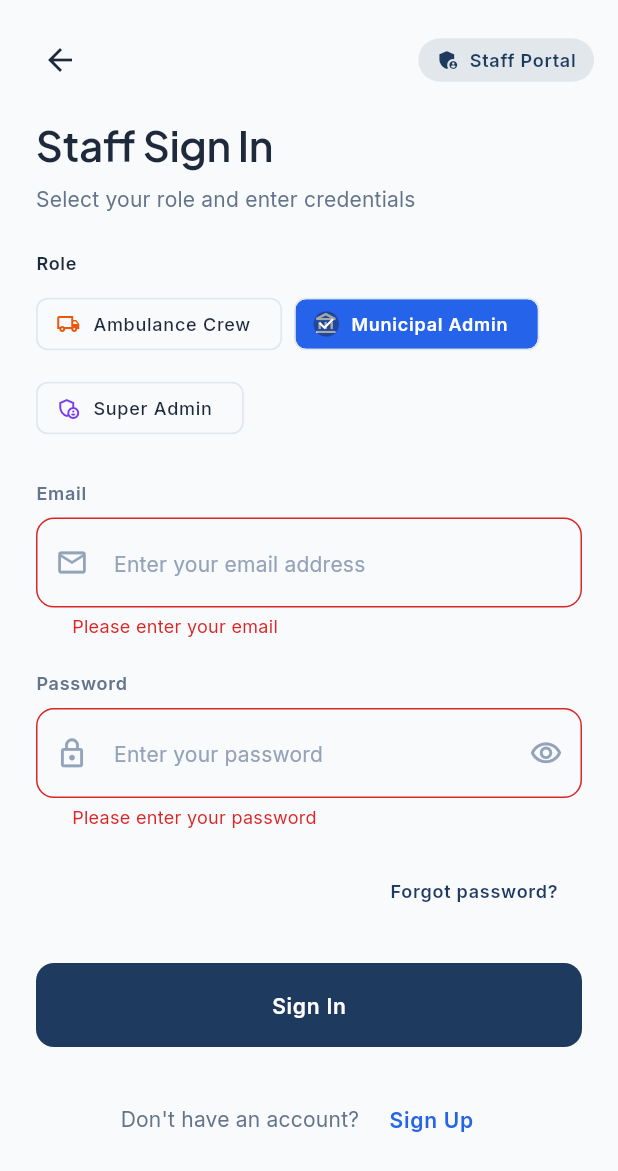
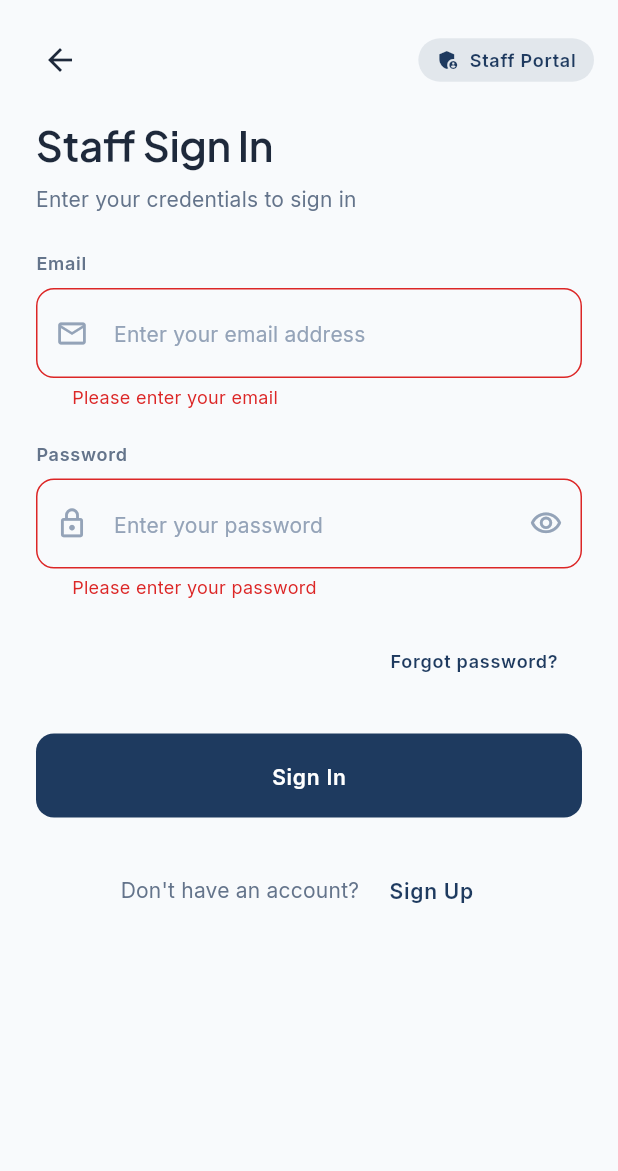
Before and after one commit to qppd/ambulance-dispatch-management-system, a Flutter app: the StaffLoginScreen screen opened by its route, after a tap on "Sign In", on a phone screen of 412 x 824 dp. Shown: the top 1171 px of the screen. Run offline on Flutter 3.47's test engine with Material 3 defaults, Android fonts, the light colour scheme and no system bars; drawn by our look-alikes of flutter_animate; our stand-ins replace connectivity_plus, csv, equatable, firebase_analytics, firebase_auth, firebase_core and 13 more; accounts and stored records are empty.

Commit message:
Make login automatic: drop role selection, redirect by account role
Logging in no longer asks which role an account has. The previous flow
made you pick a role first, then rejected the sign-in if the account did
not match ("This account is not registered as X"), so a driver could not
sign in through the citizen entry and vice versa.

- Remove `expectedRole` from all three login screens and from the
  repository/service plumbing, including the mismatch rejection in
  FirebaseAuthRepository.
- Remove the role chips from the staff portal; it now collects email and
  password only.
- Redirect was already role-based (`role.homePath` in each screen's
  `ref.listen` and in the router guard), so it now works end to end.
  CitizenLoginScreen also stops hardcoding '/citizen'.
- Move the role choice to registration, which is where it belongs: a new
  "I am a" chip row (Citizen / Ambulance Crew / Municipal Admin; Super
  Admin stays excluded via canSelfRegister). Changing role resets the
  wizard to step 1, because admin/driver add a municipality step and the
  old index would otherwise point past the end of a shortened wizard.

Approval and deactivation checks are untouched: unapproved staff still
land on /pending-approval and deactivated accounts are still refused.

E2E: STAFF_TEXTS updated for the new subtitle. No scenario taps the
removed chips, and s_route_guard's "Super Admin" check is a negative
assertion on the welcome screen, so it is unaffected.

Verified: flutter analyze 0 issues, flutter test 144/144, release web
build succeeds, and both changed screens render correctly in a browser
(new subtitle with no chips; all three registration chips present).

```diff
--- a/source/flutter/adms/lib/core/data/repositories/auth_repository.dart
+++ b/source/flutter/adms/lib/core/data/repositories/auth_repository.dart
@@ -14,12 +14,12 @@ abstract class AuthRepository {
 
   /// Sign in with email and password.
   ///
-  /// [expectedRole] optionally validates the user's role matches.
+  /// The account's own role is not checked here — once sign-in succeeds the
+  /// router sends the user to the dashboard matching that role.
   /// Returns [AuthResult] indicating success, failure, pending approval, etc.
   Future<AuthResult> signInWithEmailAndPassword({
     required String email,
     required String password,
-    UserRole? expectedRole,
   });
 
   /// Register a new user account.
--- a/source/flutter/adms/lib/core/data/repositories/firebase_auth_repository.dart
+++ b/source/flutter/adms/lib/core/data/repositories/firebase_auth_repository.dart
@@ -74,7 +74,6 @@ class FirebaseAuthRepository implements AuthRepository {
   Future<AuthResult> signInWithEmailAndPassword({
     required String email,
     required String password,
-    UserRole? expectedRole,
   }) async {
     try {
       final credential = await _firebaseAuth.signInWithEmailAndPassword(
@@ -93,16 +92,6 @@ class FirebaseAuthRepository implements AuthRepository {
         // User exists in Auth but not in RTDB — orphaned account
         return AuthResult.failure(
           'User profile not found. Please contact support.',
-        );
-      }
-
-      // Validate expected role (super admin can bypass)
-      if (expectedRole != null &&
-          user.role != UserRole.superAdmin &&
-          user.role != expectedRole) {
-        await _firebaseAuth.signOut();
-        return AuthResult.failure(
-          'This account is not registered as ${expectedRole.displayName}',
         );
       }
 
--- a/source/flutter/adms/lib/core/services/auth_service.dart
+++ b/source/flutter/adms/lib/core/services/auth_service.dart
@@ -109,17 +109,18 @@ class AuthNotifier extends Notifier<AuthState> {
   }
 
   /// Sign in with email and password.
+  ///
+  /// The account's own role is not validated here; the router redirects each
+  /// account to the dashboard matching that role once sign-in succeeds.
   Future<void> login({
     required String email,
     required String password,
-    UserRole? expectedRole,
   }) async {
     state = const AuthLoading();
 
     final result = await _authRepo.signInWithEmailAndPassword(
       email: email,
       password: password,
-      expectedRole: expectedRole,
     );
 
     state = result.toAuthState();
--- a/source/flutter/adms/lib/features/auth/screens/login_screen.dart
+++ b/source/flutter/adms/lib/features/auth/screens/login_screen.dart
@@ -430,15 +430,12 @@ class _LoginScreenState extends ConsumerState<LoginScreen> {
     setState(() => _errorMessage = null);
 
     if (_formKey.currentState?.validate() ?? false) {
-      ref
-          .read(authStateProvider.notifier)
-          .login(
-            email: _emailController.text.trim(),
-            password: _passwordController.text,
-            expectedRole: widget.role == UserRole.superAdmin
-                ? null
-                : widget.role,
-          );
+      // No role is enforced here: the account's own role decides where the
+      // router sends the user (see the redirect in `build`).
+      ref.read(authStateProvider.notifier).login(
+        email: _emailController.text.trim(),
+        password: _passwordController.text,
+      );
     }
   }
 }
--- a/source/flutter/adms/lib/features/auth/screens/register_screen.dart
+++ b/source/flutter/adms/lib/features/auth/screens/register_screen.dart
@@ -28,11 +28,36 @@ class _RegisterScreenState extends ConsumerState<RegisterScreen> {
   final _phoneController = TextEditingController();
   final _municipalityController = TextEditingController();
 
+  /// Roles a new account may sign up for. Super Admin is excluded because it
+  /// must be created by an existing administrator (`UserRole.canSelfRegister`).
+  static const List<UserRole> _selfRegisterRoles = [
+    UserRole.citizen,
+    UserRole.driver,
+    UserRole.municipalAdmin,
+  ];
+
+  /// The role being registered for.
+  ///
+  /// Seeded from the `?role=` query parameter so links such as
+  /// `/register?role=driver` pre-select correctly, but the picker shown on the
+  /// form is authoritative. Login itself no longer asks for a role — the
+  /// account's role decides where the router sends the user after sign-in.
+  late UserRole _selectedRole;
+
   int _currentStep = 0;
   bool _agreeToTerms = false;
   String? _errorMessage;
 
   String? _selectedMunicipalityId;
+
+  @override
+  void initState() {
+    super.initState();
+    // Guard against deep links that name a non-self-registerable role.
+    _selectedRole = _selfRegisterRoles.contains(widget.role)
+        ? widget.role
+        : UserRole.citizen;
+  }
 
   @override
   void dispose() {
@@ -47,7 +72,7 @@ class _RegisterScreenState extends ConsumerState<RegisterScreen> {
   }
 
   bool get _needsMunicipality =>
-      widget.role == UserRole.municipalAdmin || widget.role == UserRole.driver;
+      _selectedRole == UserRole.municipalAdmin || _selectedRole == UserRole.driver;
 
   @override
   Widget build(BuildContext context) {
@@ -134,18 +159,18 @@ class _RegisterScreenState extends ConsumerState<RegisterScreen> {
                   vertical: 6,
                 ),
                 decoration: BoxDecoration(
-                  color: widget.role.color.withValues(alpha: 0.1),
+                  color: _selectedRole.color.withValues(alpha: 0.1),
                   borderRadius: BorderRadius.circular(20),
                 ),
                 child: Row(
                   mainAxisSize: MainAxisSize.min,
                   children: [
-                    Icon(widget.role.icon, color: widget.role.color, size: 16),
+                    Icon(_selectedRole.icon, color: _selectedRole.color, size: 16),
                     const SizedBox(width: 6),
                     Text(
-                      widget.role.displayName,
+                      _selectedRole.displayName,
                       style: AppTypography.labelMedium.copyWith(
-                        color: widget.role.color,
+                        color: _selectedRole.color,
                       ),
                     ),
                   ],
@@ -180,16 +205,16 @@ class _RegisterScreenState extends ConsumerState<RegisterScreen> {
           Container(
             padding: const EdgeInsets.symmetric(horizontal: 16, vertical: 8),
             decoration: BoxDecoration(
-              color: widget.role.color.withValues(alpha: 0.2),
+              color: _selectedRole.color.withValues(alpha: 0.2),
               borderRadius: BorderRadius.circular(24),
             ),
             child: Row(
               mainAxisSize: MainAxisSize.min,
               children: [
-                Icon(widget.role.icon, color: AppColors.white, size: 20),
+                Icon(_selectedRole.icon, color: AppColors.white, size: 20),
                 const SizedBox(width: 8),
                 Text(
-                  widget.role.displayName,
+                  _selectedRole.displayName,
                   style: AppTypography.labelLarge.copyWith(
                     color: AppColors.white,
                   ),
@@ -211,7 +236,7 @@ class _RegisterScreenState extends ConsumerState<RegisterScreen> {
             ),
           ).animate().fadeIn(delay: 400.ms),
           const Spacer(flex: 2),
-          if (widget.role.requiresApproval)
+          if (_selectedRole.requiresApproval)
             Container(
               padding: const EdgeInsets.all(16),
               decoration: BoxDecoration(
@@ -254,11 +279,42 @@ class _RegisterScreenState extends ConsumerState<RegisterScreen> {
           ).animate().fadeIn(duration: 400.ms),
           const SizedBox(height: 8),
           Text(
-            'Create your ${widget.role.displayName} account',
+            'Create your ${_selectedRole.displayName} account',
             style: AppTypography.bodyMedium.copyWith(
               color: AppColors.textSecondary,
             ),
           ).animate().fadeIn(delay: 100.ms),
+          const SizedBox(height: 24),
+
+          // Role selector — what kind of account is being created. This is the
+          // only place a role is chosen; signing in never asks for one.
+          Text(
+            'I am a',
+            style: AppTypography.labelMedium,
+          ).animate().fadeIn(delay: 150.ms),
+          const SizedBox(height: 8),
+          Wrap(
+            spacing: 8,
+            runSpacing: 8,
+            children: _selfRegisterRoles.map((role) {
+              final isSelected = _selectedRole == role;
+              return ChoiceChip(
+                label: Text(role.displayName),
+                selected: isSelected,
+                avatar: Icon(
+                  role.icon,
+                  size: 16,
+                  color: isSelected ? Colors.white : role.color,
+                ),
+                selectedColor: role.color,
+                labelStyle: TextStyle(
+                  color: isSelected ? Colors.white : AppColors.textPrimary,
+                  fontWeight: isSelected ? FontWeight.w600 : FontWeight.w500,
+                ),
+                onSelected: isLoading ? null : (_) => _onRoleChanged(role),
+              );
+            }).toList(),
+          ).animate().fadeIn(delay: 200.ms, duration: 400.ms),
           const SizedBox(height: 24),
 
           // Step indicator
@@ -298,11 +354,11 @@ class _RegisterScreenState extends ConsumerState<RegisterScreen> {
                 TextButton(
                   onPressed: isLoading
                       ? null
-                      : () => context.go('/login?role=${widget.role.name}'),
+                      : () => context.go('/login?role=${_selectedRole.name}'),
                   child: Text(
                     'Sign In',
                     style: AppTypography.labelLarge.copyWith(
-                      color: widget.role.color,
+                      color: _selectedRole.color,
                     ),
                   ),
                 ),
@@ -330,7 +386,7 @@ class _RegisterScreenState extends ConsumerState<RegisterScreen> {
                   height: 4,
                   decoration: BoxDecoration(
                     color: isCompleted || isActive
-                        ? widget.role.color
+                        ? _selectedRole.color
                         : AppColors.border,
                     borderRadius: BorderRadius.circular(2),
                   ),
@@ -573,7 +629,7 @@ class _RegisterScreenState extends ConsumerState<RegisterScreen> {
                     TextSpan(
                       text: 'Terms of Service',
                       style: AppTypography.bodyMedium.copyWith(
-                        color: widget.role.color,
+                        color: _selectedRole.color,
                         decoration: TextDecoration.underline,
                       ),
                     ),
@@ -581,7 +637,7 @@ class _RegisterScreenState extends ConsumerState<RegisterScreen> {
                     TextSpan(
                       text: 'Privacy Policy',
                       style: AppTypography.bodyMedium.copyWith(
-                        color: widget.role.color,
+                        color: _selectedRole.color,
                         decoration: TextDecoration.underline,
                       ),
                     ),
@@ -673,7 +729,7 @@ class _RegisterScreenState extends ConsumerState<RegisterScreen> {
   }
 
   String _getRegistrationInfo() {
-    switch (widget.role) {
+    switch (_selectedRole) {
       case UserRole.superAdmin:
         return 'Super Admin accounts must be created by existing administrators.';
       case UserRole.municipalAdmin:
@@ -683,6 +739,21 @@ class _RegisterScreenState extends ConsumerState<RegisterScreen> {
       case UserRole.citizen:
         return 'Create an account to quickly request emergency assistance when needed.';
     }
+  }
+
+  /// Switches the role being registered for.
+  ///
+  /// The chosen role decides how many wizard steps exist (municipal admin and
+  /// driver add a municipality step), so the wizard restarts at step 1 and any
+  /// previously chosen municipality is cleared. Without this the step index
+  /// could point past the end of the shortened wizard.
+  void _onRoleChanged(UserRole role) {
+    if (role == _selectedRole) return;
+    setState(() {
+      _selectedRole = role;
+      _currentStep = 0;
+      _selectedMunicipalityId = null;
+    });
   }
 
   void _handleNext() {
@@ -723,7 +794,7 @@ class _RegisterScreenState extends ConsumerState<RegisterScreen> {
           firstName: _firstNameController.text.trim(),
           lastName: _lastNameController.text.trim(),
           phoneNumber: _phoneController.text.trim(),
-          role: widget.role,
+          role: _selectedRole,
           municipalityId: _selectedMunicipalityId,
           municipalityName: municipality?.name,
         );
--- a/source/flutter/adms/lib/features/auth/screens/staff_login_screen.dart
+++ b/source/flutter/adms/lib/features/auth/screens/staff_login_screen.dart
@@ -20,13 +20,7 @@ class _StaffLoginScreenState extends ConsumerState<StaffLoginScreen> {
   final _formKey = GlobalKey<FormState>();
   final _emailController = TextEditingController();
   final _passwordController = TextEditingController();
-  UserRole _selectedRole = UserRole.municipalAdmin;
   String? _errorMessage;
-  static const _staffRoles = [
-    UserRole.driver,
-    UserRole.municipalAdmin,
-    UserRole.superAdmin,
-  ];
 
   @override
   void dispose() {
@@ -224,43 +218,11 @@ class _StaffLoginScreenState extends ConsumerState<StaffLoginScreen> {
           ).animate().fadeIn(duration: 400.ms),
           const SizedBox(height: 8),
           Text(
-            'Select your role and enter credentials',
+            'Enter your credentials to sign in',
             style: AppTypography.bodyMedium.copyWith(
               color: AppColors.textSecondary,
             ),
           ).animate().fadeIn(delay: 100.ms, duration: 400.ms),
-          const SizedBox(height: 24),
-
-          // Role selector
-          Text(
-            'Role',
-            style: AppTypography.labelMedium,
-          ).animate().fadeIn(delay: 150.ms),
-          const SizedBox(height: 8),
-          Wrap(
-            spacing: 8,
-            runSpacing: 8,
-            children: _staffRoles.map((role) {
-              final isSelected = _selectedRole == role;
-              return ChoiceChip(
-                label: Text(role.displayName),
-                selected: isSelected,
-                avatar: Icon(
-                  role.icon,
-                  size: 16,
-                  color: isSelected ? Colors.white : role.color,
-                ),
-                selectedColor: role.color,
-                labelStyle: TextStyle(
-                  color: isSelected ? Colors.white : AppColors.textPrimary,
-                  fontWeight: isSelected ? FontWeight.w600 : FontWeight.w500,
-                ),
-                onSelected: isLoading
-                    ? null
-                    : (_) => setState(() => _selectedRole = role),
-              );
-            }).toList(),
-          ).animate().fadeIn(delay: 200.ms, duration: 400.ms),
           const SizedBox(height: 24),
 
           if (_errorMessage != null) ...[
@@ -335,7 +297,6 @@ class _StaffLoginScreenState extends ConsumerState<StaffLoginScreen> {
           ).animate().fadeIn(delay: 400.ms).slideY(begin: 0.1, end: 0),
           const SizedBox(height: 24),
 
-          if (_selectedRole.canSelfRegister) ...[
           Center(
             child: Row(
               mainAxisSize: MainAxisSize.min,
@@ -347,22 +308,17 @@ class _StaffLoginScreenState extends ConsumerState<StaffLoginScreen> {
                   ),
                 ),
                 TextButton(
-                    onPressed: isLoading
-                        ? null
-                        : () => context.push(
-                            '/register?role=${_selectedRole.name}',
-                          ),
+                  onPressed: isLoading ? null : () => context.push('/register'),
                   child: Text(
                     'Sign Up',
                     style: AppTypography.labelLarge.copyWith(
-                        color: _selectedRole.color,
+                      color: AppColors.primary,
                     ),
                   ),
                 ),
               ],
             ),
           ).animate().fadeIn(delay: 500.ms),
-          ],
           const SizedBox(height: 32),
         ],
       ),
@@ -372,14 +328,11 @@ class _StaffLoginScreenState extends ConsumerState<StaffLoginScreen> {
   void _handleLogin() {
     setState(() => _errorMessage = null);
     if (_formKey.currentState?.validate() ?? false) {
-      ref
-          .read(authStateProvider.notifier)
-          .login(
+      // No role is enforced here: the account's own role decides where the
+      // router sends the user (see the redirect in `build`).
+      ref.read(authStateProvider.notifier).login(
         email: _emailController.text.trim(),
         password: _passwordController.text,
-            expectedRole: _selectedRole == UserRole.superAdmin
-                ? null
-                : _selectedRole,
       );
     }
   }
```
Also changed, not shown: source/flutter/adms/lib/features/citizen/screens/citizen_login_screen.dart (+8 -8 lines), 1 other file. Lines whose indentation alone changed are shown as unchanged.
